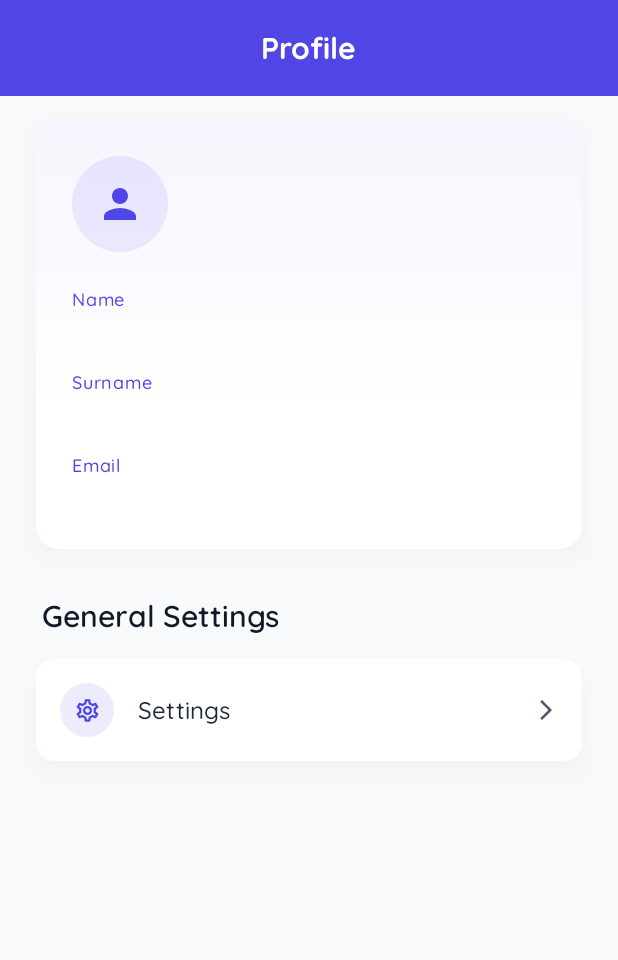
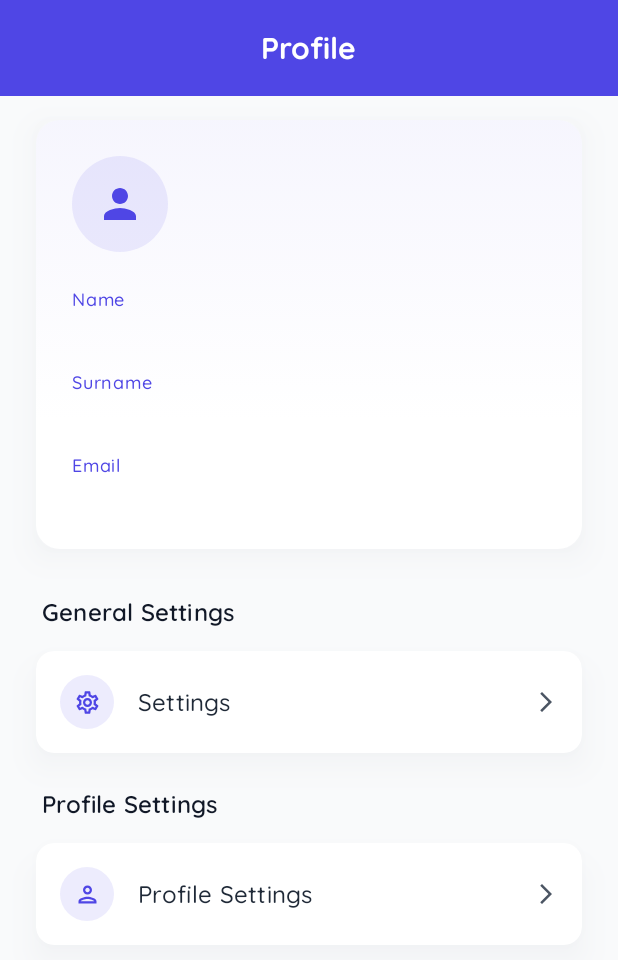
Before and after one commit to necdetzr/CryptoTricker, an Android app built with Jetpack Compose: the composable ProfilePage called with empty values, on a phone screen of 412 x 824 dp. Shown: the top 960 px of the screen. Run offline under Robolectric (Android 15) with nearby library versions, the phone set to English and light mode, and no system bars; our stand-ins replace accompanist.

Commit message:
Profile Page UI updated.

```diff
--- a/feature/profile/src/main/java/com/example/profile/ui/ProfilePage.kt
+++ b/feature/profile/src/main/java/com/example/profile/ui/ProfilePage.kt
@@ -7,6 +7,7 @@ import androidx.compose.foundation.layout.fillMaxSize
 import androidx.compose.foundation.layout.height
 import androidx.compose.foundation.layout.padding
 import androidx.compose.material.icons.Icons
+import androidx.compose.material.icons.outlined.Person
 import androidx.compose.material.icons.outlined.Settings
 import androidx.compose.material3.MaterialTheme
 import androidx.compose.material3.Scaffold
@@ -54,7 +55,7 @@ fun ProfilePage(
 
             Text(
                 text = stringResource(R.string.general_settings),
-                style = MaterialTheme.typography.headlineSmall.copy(
+                style = MaterialTheme.typography.titleMedium.copy(
                     fontWeight = FontWeight.SemiBold
                 ),
                 color = MaterialTheme.colorScheme.onBackground,
@@ -68,6 +69,22 @@ fun ProfilePage(
                 title = stringResource(R.string.settings),
                 leadingIcon = Icons.Outlined.Settings
             )
+            Spacer(Modifier.height(24.dp))
+            Text(
+                text = "Profile Settings",
+                style = MaterialTheme.typography.titleMedium.copy(
+                    fontWeight = FontWeight.SemiBold
+                ),
+                color = MaterialTheme.colorScheme.onBackground,
+                modifier = Modifier.padding(horizontal = 4.dp)
+            )
+            Spacer(Modifier.height(16.dp))
+
+            SettingsCard(
+                onClick = {},
+                title = "Profile Settings",
+                leadingIcon = Icons.Outlined.Person
+            )
         }
     }
 }
```
